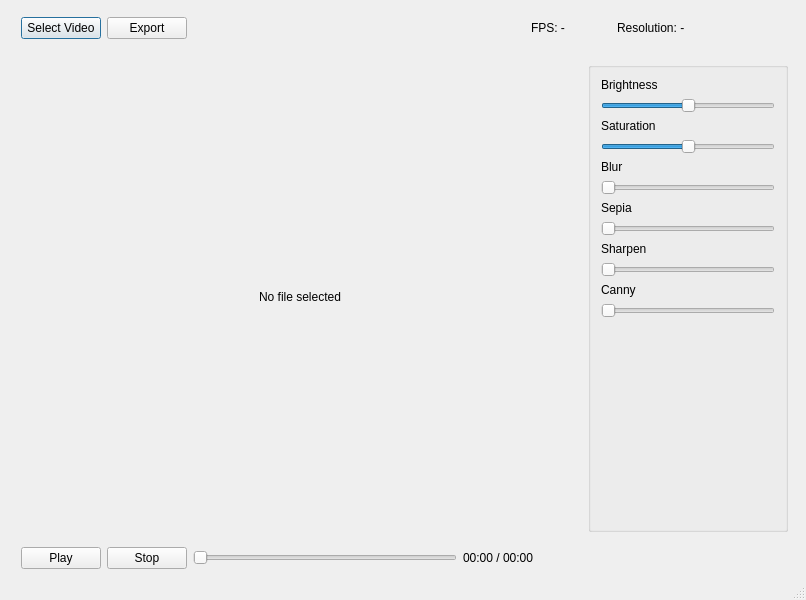
Qt form video_editor/app/ui/mainwindow2.ui (fbzyx/challenge) before a commit.
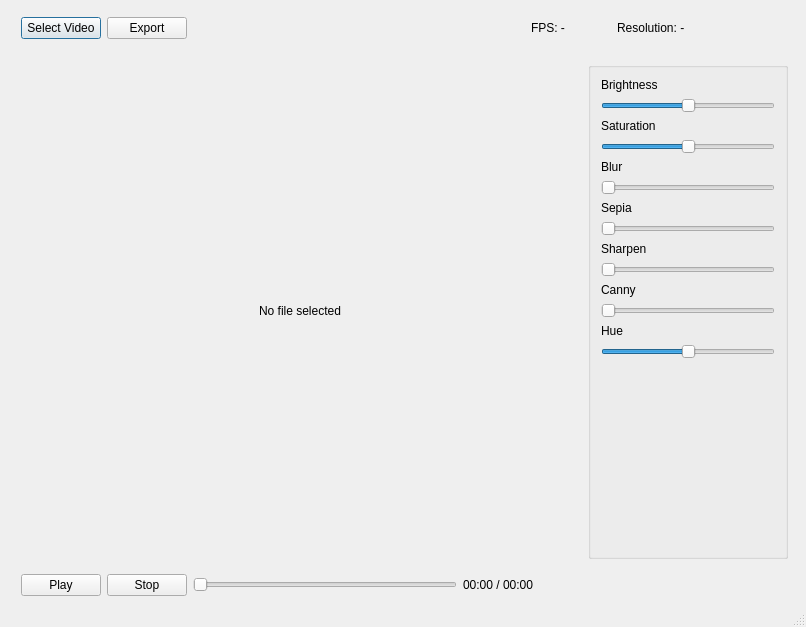
The same form after that commit. Icons and pictures are not drawn.

Diff of the .ui file:
```diff
--- a/video_editor/app/ui/mainwindow2.ui
+++ b/video_editor/app/ui/mainwindow2.ui
@@ -7,7 +7,7 @@
     <x>0</x>
     <y>0</y>
     <width>806</width>
-    <height>600</height>
+    <height>627</height>
    </rect>
   </property>
   <property name="sizePolicy">
@@ -456,6 +456,29 @@
             </property>
            </widget>
           </item>
+          <item>
+           <widget class="QLabel" name="label">
+            <property name="text">
+             <string>Hue</string>
+            </property>
+           </widget>
+          </item>
+          <item>
+           <widget class="QSlider" name="horizontalSlider">
+            <property name="minimum">
+             <number>-180</number>
+            </property>
+            <property name="maximum">
+             <number>180</number>
+            </property>
+            <property name="value">
+             <number>0</number>
+            </property>
+            <property name="orientation">
+             <enum>Qt::Orientation::Horizontal</enum>
+            </property>
+           </widget>
+          </item>
           <item>
            <spacer name="verticalSpacer">
             <property name="orientation">
```
